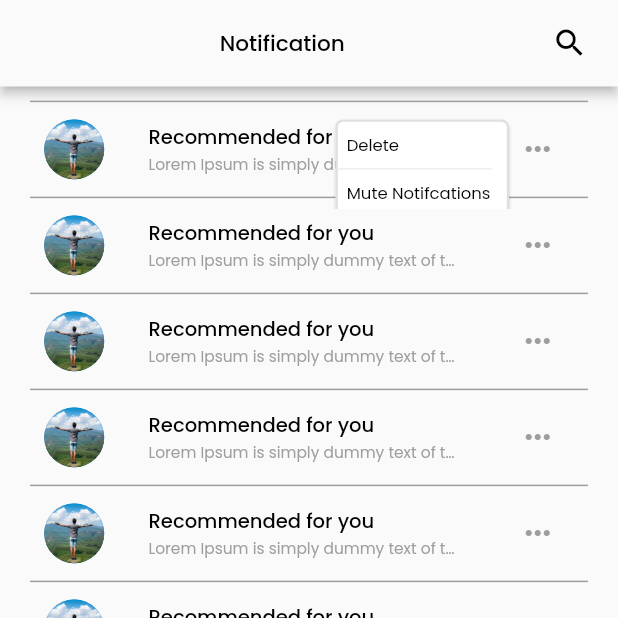
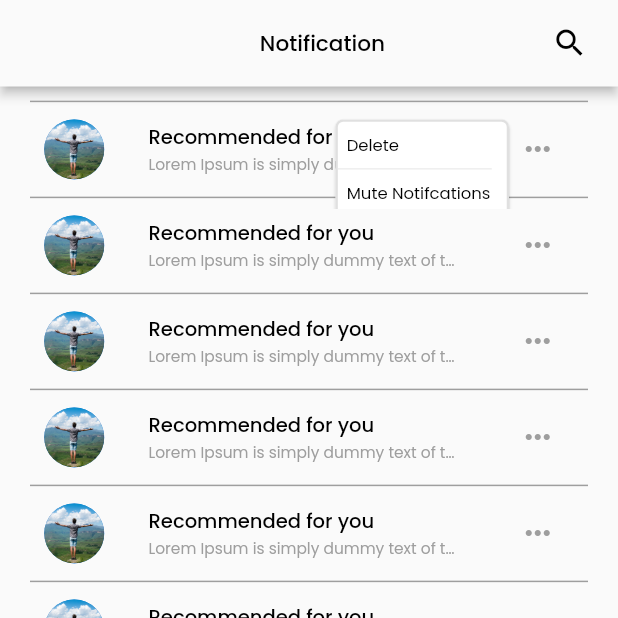
Before and after one commit to Arun121297/animagiee, a Flutter app: the Notification_Content_Design_UI screen opened directly, scrolled down 576 dp, after a tap on the "keyboard control" icon, on a phone screen of 412 x 824 dp, the top half of it. Run offline on Flutter 3.47's test engine with Material 2 defaults, Android fonts, the light colour scheme and no system bars; our stand-ins replace carousel_slider, get, google_fonts, image_picker, lottie, shared_preferences and 1 more; missing offline and left inert: custom_timer; accounts and stored records are empty.

Commit message:
UI_completed_(22/09/22)

```diff
--- a/lib/controller/controller.dart
+++ b/lib/controller/controller.dart
@@ -31,7 +31,12 @@ class Controller extends GetxController {
     false,
     false,
   ].obs;
-  RxBool isvisible = false.obs;
+  // var selectingCategories = List<dynamic>.empty(growable: true).obs;
+
+  // var selectingCategories = List<bool>.generate(20, (index) => false);
+  // var isvisible =
+  //     List<int>.generate(20, (int index) => index * index, growable: false);
+  RxBool visible = false.obs;
   List Home_Post = [
     "images/Cats.jpg",
     "images/Dogs.jpg",
--- a/lib/view/Notification/Notification.dart
+++ b/lib/view/Notification/Notification.dart
@@ -24,6 +24,7 @@ class _Notification_Content_Design_UIState
   Controller controller = Get.put(Controller());
   ScrollController scrollController = ScrollController();
   bool follow_request_accecpt = true;
+  var onItem;
 
   @override
   Widget build(BuildContext context) {
@@ -90,9 +91,27 @@ class _Notification_Content_Design_UIState
                           itemCount: 20,
                           shrinkWrap: true,
                           itemBuilder: (context, index) {
-                          return Notification_content_List();
+                            return GestureDetector(
+                              onTap: () {
+                                setState(() {
+                                  // onItem = index;
+
+                                  controller.visible.value = false;
+                                });
                               },
-                      ),
+                              child: Notification_content_List(
+                                  fetchindex: index,
+                                  onItem: onItem,
+                                  onpress: () {
+                                    setState(() {
+                                      onItem = index;
+
+                                      controller.visible.value =
+                                          !controller.visible.value;
+                                    });
+                                  }),
+                            );
+                          }),
                     ),
                     ////Visible Doctor profile
                     SizedBox(
--- a/lib/view/Notification/notificationlist.dart
+++ b/lib/view/Notification/notificationlist.dart
@@ -7,7 +7,13 @@ import 'package:get/get.dart';
 import 'package:google_fonts/google_fonts.dart';
 
 class Notification_content_List extends StatefulWidget {
-  const Notification_content_List({Key? key}) : super(key: key);
+  var fetchindex;
+  var onItem;
+  VoidCallback onpress;
+
+  Notification_content_List(
+      {Key? key, this.fetchindex, required this.onpress, required this.onItem})
+      : super(key: key);
 
   @override
   State<Notification_content_List> createState() =>
@@ -16,9 +22,10 @@ class Notification_content_List extends StatefulWidget {
 
 class _Notification_content_ListState extends State<Notification_content_List> {
   Controller controller = Get.put(Controller());
+  // bool visible = false;
   @override
   Widget build(BuildContext context) {
-    return Stack(children: [
+    return (Stack(children: [
       Column(
         children: [
           Row(
@@ -59,20 +66,11 @@ class _Notification_content_ListState extends State<Notification_content_List> {
                 ],
               ),
               IconButton(
-                icon: Icon(
-                  Icons.more_horiz,
-                  color: Colors.grey,
-                ),
-                onPressed: () {
-                  setState(() {
-                    if (controller.isvisible == false.obs) {
-                      controller.isvisible = true.obs;
-                    } else {
-                      controller.isvisible = false.obs;
-                    }
-                  });
-                },
-              ),
+                  icon: Icon(
+                    Icons.more_horiz,
+                    color: Colors.grey,
+                  ),
+                  onPressed: widget.onpress),
             ],
           ),
           Divider(
@@ -84,7 +82,11 @@ class _Notification_content_ListState extends State<Notification_content_List> {
         ],
       ),
       Visibility(
-        visible: controller.isvisible.value,
+        visible: widget.onItem == widget.fetchindex
+            ? controller.visible.value
+            : false,
+        //  visible,
+        // controller.selectingCategories[widget.fetchindex],
         child: Positioned(
           right: 50.0.sp,
           child: Align(
@@ -98,7 +100,8 @@ class _Notification_content_ListState extends State<Notification_content_List> {
                 child: Container(
                   height: 8.0.hp,
                   //  58,
-                  width: 113,
+                  width: 13.0.wp,
+                  // 113,
                   decoration: BoxDecoration(
                       border:
                           Border.all(color: Colors.grey.shade300, width: 1.5),
@@ -149,6 +152,6 @@ class _Notification_content_ListState extends State<Notification_content_List> {
           ),
         ),
       )
-    ]);
+    ]));
   }
 }
--- a/lib/view/chats/groupchatscreen.dart
+++ b/lib/view/chats/groupchatscreen.dart
@@ -17,7 +17,8 @@ class Group_Chat_Screen_UI extends StatelessWidget {
         body: SafeArea(
             child: Stack(children: [
       Container(
-        child: Column(
+        child: Stack(children: [
+          Column(
             children: [
               GroupChat_AppBar_UI(),
               Expanded(
@@ -27,15 +28,18 @@ class Group_Chat_Screen_UI extends StatelessWidget {
                       itemBuilder: (context, index) => GroupChat_List_Content(
                             fetchindex: index,
                           ))),
+              // Group_Chat_Option_UI(),
               Send_Box_UI(),
               SizedBox(
                 height: 2.0.hp,
               ),
               //   ],
               // ),
-            Group_Chat_Option_UI(),
             ],
           ),
+          Positioned(
+              top: 10.0.sp, right: 10.0.sp, child: Group_Chat_Option_UI()),
+        ]),
       ),
     ])));
   }
--- a/lib/view/homeAppBar/appbar.dart
+++ b/lib/view/homeAppBar/appbar.dart
@@ -58,6 +58,7 @@ class _AppbarContainerState extends State<AppbarContainer> {
             Container(
               child: Row(
                 children: [
+                  ///logo
                   Visibility(
                     visible: widget.logo,
                     child: Container(
@@ -68,6 +69,7 @@ class _AppbarContainerState extends State<AppbarContainer> {
                       child: Image.asset("images/ani.png"),
                     ),
                   ),
+                  //balance screen back arrow
                   Visibility(
                     visible: widget.backarrow,
                     child: IconButton(
@@ -80,6 +82,7 @@ class _AppbarContainerState extends State<AppbarContainer> {
                       },
                     ),
                   ),
+                  //firstscreen backarrow
                   Visibility(
                     visible: widget.firstscreen,
                     child: IconButton(
@@ -96,8 +99,28 @@ class _AppbarContainerState extends State<AppbarContainer> {
                 ],
               ),
             ),
-            SizedBox(
-              width: 5.0.wp,
+
+            ///logo hide spacer
+            Visibility(
+              visible: widget.logo == false ? true : false,
+              child: SizedBox(
+                width: 7.0.wp,
+              ),
+            ),
+
+            ///(logo backarrow chat podcast notification edit) => false => spacer
+            Visibility(
+              visible: widget.logo == false &&
+                      widget.backarrow == false &&
+                      widget.chat == false &&
+                      widget.podcast == false &&
+                      widget.notification == false &&
+                      widget.edit == false
+                  ? true
+                  : false,
+              child: SizedBox(
+                width: 11.0.wp,
+              ),
             ),
             Expanded(
               // flex: 1,
@@ -116,6 +139,31 @@ class _AppbarContainerState extends State<AppbarContainer> {
                 ),
               ),
             ),
+            // logo: false,
+            //         notification: true,
+            //         search: false,
+            //         backarrow: true,
+            //         podcast: false,
+            //         chat: false,
+            //         edit: false,
+            //         firstscreen: false,
+            //         navipage: null,
+            ///only notification
+            Visibility(
+              visible: widget.search == false &&
+                      widget.chat == false &&
+                      widget.podcast == false &&
+                      widget.notification == true &&
+                      widget.edit == false &&
+                      widget.firstscreen == false &&
+                      widget.backarrow == true &&
+                      widget.logo == false
+                  ? true
+                  : false,
+              child: SizedBox(
+                width: 13.0.wp,
+              ),
+            ),
             Visibility(
               visible: widget.search == false &&
                       widget.chat == false &&
@@ -125,7 +173,7 @@ class _AppbarContainerState extends State<AppbarContainer> {
                   ? true
                   : false,
               child: SizedBox(
-                width: 13.0.wp,
+                width: 18.0.wp,
               ),
             ),
             Container(
@@ -144,6 +192,7 @@ class _AppbarContainerState extends State<AppbarContainer> {
                 ],
               ),
             ),
+
             Visibility(
               visible: widget.edit,
               child: GestureDetector(
--- a/lib/view/profilepage/editprofileheader.dart
+++ b/lib/view/profilepage/editprofileheader.dart
@@ -105,7 +105,7 @@ class _Edit_Profile_Header_UIState extends State<Edit_Profile_Header_UI> {
             children: [
               Container(
                   padding: EdgeInsets.only(
-                    left: 40,
+                    left: 30.0.sp,
                   ),
                   margin: EdgeInsets.only(left: 30.0.sp),
                   child: Text(
--- a/lib/view/profilepage/myprofileheader.dart
+++ b/lib/view/profilepage/myprofileheader.dart
@@ -162,7 +162,7 @@ class _MY_Profile_Header_UIState extends State<MY_Profile_Header_UI> {
                 Padding(
                   padding: EdgeInsets.all(48.0.sp),
                   child: Container(
-                      padding: EdgeInsets.only(left: 30.0.sp),
+                      padding: EdgeInsets.only(left: 30.0.sp, top: 6.0.sp),
                       margin: EdgeInsets.only(left: 30.0.sp),
                       child: Text(
                         "MY Profile",
```
Lines whose indentation alone changed are shown as unchanged.
